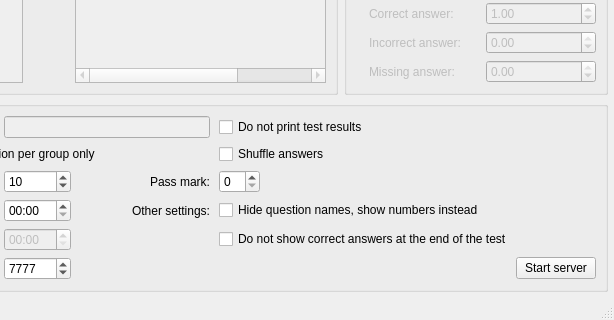
The window that iTestServer/main_window_v2.ui (michal-tomlein/itest) describes before a commit, drawn with Qt 5; both pictures show x 246 to 860 and y 365 to 685 of the 860 by 685 pixel window.
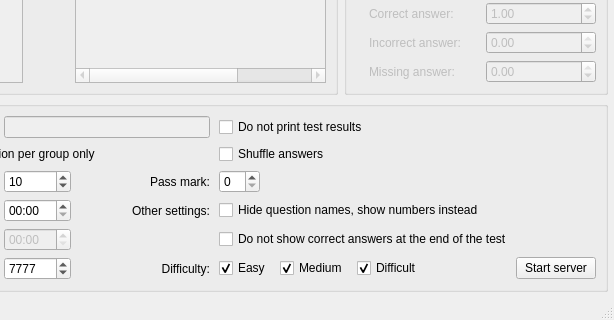
The same window after the commit. The open tabs and pages were chosen to show the change. Icons and pictures are not drawn. Custom widgets are drawn as their Qt base class.

Commit message: added the ability to set up tests with questions of specified difficulty levels only

What changed in the file:
```diff
--- a/iTestServer/main_window_v2.ui
+++ b/iTestServer/main_window_v2.ui
@@ -2089,6 +2089,75 @@
              </property>
             </widget>
            </item>
+           <item row="5" column="3">
+            <widget class="QLabel" name="label_difficulty">
+             <property name="text">
+              <string>Difficulty:</string>
+             </property>
+             <property name="alignment">
+              <set>Qt::AlignRight|Qt::AlignTrailing|Qt::AlignVCenter</set>
+             </property>
+            </widget>
+           </item>
+           <item row="5" column="4" colspan="2">
+            <layout class="QHBoxLayout" name="horizontalLayout">
+             <property name="spacing">
+              <number>9</number>
+             </property>
+             <item>
+              <widget class="QCheckBox" name="TSIncludeEasyCheckBox">
+               <property name="statusTip">
+                <string>Include easy questions in the test</string>
+               </property>
+               <property name="text">
+                <string>Easy</string>
+               </property>
+               <property name="checked">
+                <bool>true</bool>
+               </property>
+              </widget>
+             </item>
+             <item>
+              <widget class="QCheckBox" name="TSIncludeMediumCheckBox">
+               <property name="statusTip">
+                <string>Include questions with medium difficulty in the test</string>
+               </property>
+               <property name="text">
+                <string>Medium</string>
+               </property>
+               <property name="checked">
+                <bool>true</bool>
+               </property>
+              </widget>
+             </item>
+             <item>
+              <widget class="QCheckBox" name="TSIncludeDifficultCheckBox">
+               <property name="statusTip">
+                <string>Include difficult questions in the test</string>
+               </property>
+               <property name="text">
+                <string>Difficult</string>
+               </property>
+               <property name="checked">
+                <bool>true</bool>
+               </property>
+              </widget>
+             </item>
+             <item>
+              <spacer name="horizontalSpacer">
+               <property name="orientation">
+                <enum>Qt::Horizontal</enum>
+               </property>
+               <property name="sizeHint" stdset="0">
+                <size>
+                 <width>40</width>
+                 <height>20</height>
+                </size>
+               </property>
+              </spacer>
+             </item>
+            </layout>
+           </item>
           </layout>
          </widget>
         </item>
```
Left out of the diff: 6 changed lines with no effect on the pictures. The commit also changes 2 other files.
